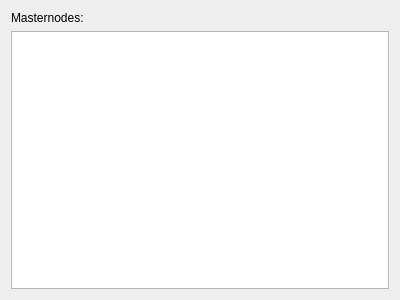
The window that src/qt/forms/masternodepage.ui (spreadcoin-project/spreadcoin) describes before a commit, drawn with Qt 5.
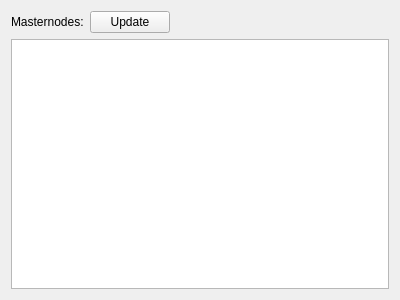
The same window after the commit.

Commit message: Improve masternodes page

The edit to the form file:
```diff
--- a/src/qt/forms/masternodepage.ui
+++ b/src/qt/forms/masternodepage.ui
@@ -15,11 +15,41 @@
   </property>
   <layout class="QVBoxLayout" name="verticalLayout">
    <item>
+    <layout class="QHBoxLayout" name="horizontalLayout">
+     <item>
     <widget class="QLabel" name="label_2">
+       <property name="sizePolicy">
+        <sizepolicy hsizetype="Maximum" vsizetype="Preferred">
+         <horstretch>0</horstretch>
+         <verstretch>0</verstretch>
+        </sizepolicy>
+       </property>
      <property name="text">
       <string>Masternodes:</string>
      </property>
     </widget>
+     </item>
+     <item>
+      <widget class="QPushButton" name="updateButton">
+       <property name="text">
+        <string>Update</string>
+       </property>
+      </widget>
+     </item>
+     <item>
+      <spacer name="horizontalSpacer">
+       <property name="orientation">
+        <enum>Qt::Horizontal</enum>
+       </property>
+       <property name="sizeHint" stdset="0">
+        <size>
+         <width>40</width>
+         <height>20</height>
+        </size>
+       </property>
+      </spacer>
+     </item>
+    </layout>
    </item>
    <item>
     <widget class="QTableWidget" name="tableWidget"/>
```
Lines whose indentation alone changed are shown as unchanged. The commit also changes 1 other file.
